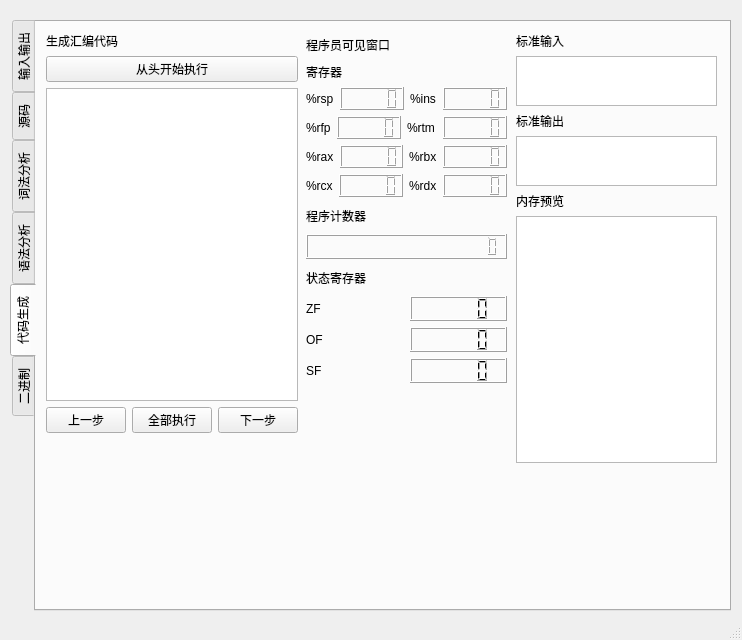
Old version of the form mainwindow.ui in the repository zzwwff/Loonguage.
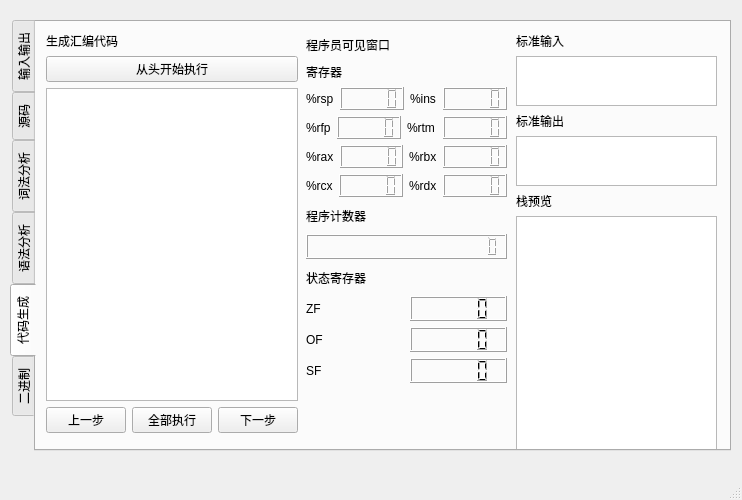
New version of the form. The open tabs and pages were chosen to show the change.

What changed in the file:
```diff
--- a/mainwindow.ui
+++ b/mainwindow.ui
@@ -7,7 +7,7 @@
     <x>0</x>
     <y>0</y>
     <width>742</width>
-    <height>640</height>
+    <height>500</height>
    </rect>
   </property>
   <property name="windowTitle">
@@ -20,7 +20,7 @@
       <x>10</x>
       <y>20</y>
       <width>721</width>
-      <height>591</height>
+      <height>431</height>
      </rect>
     </property>
     <property name="toolTip">
@@ -529,7 +529,7 @@
          <item>
           <widget class="QLabel" name="label_20">
            <property name="text">
-            <string>内存预览</string>
+            <string>栈预览</string>
            </property>
           </widget>
          </item>
```
Left out of the diff: 2 changed lines with no effect on the pictures.
